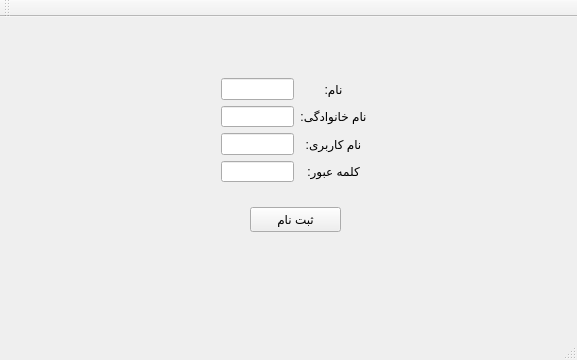
Qt form University-resource-management/login.ui (M-JavadHeydarpour/University-resource-management) before a commit.
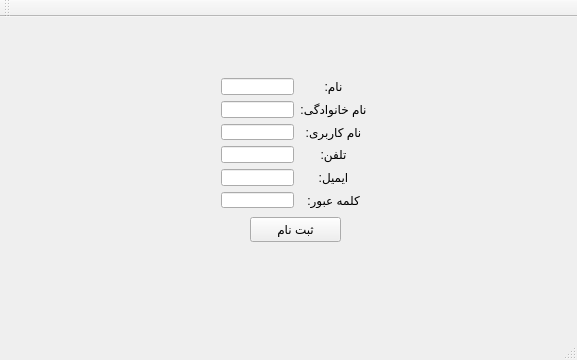
The same form after that commit. The open tabs and pages were chosen to show the change.

```diff
--- a/University-resource-management/login.ui
+++ b/University-resource-management/login.ui
@@ -162,7 +162,7 @@
       <property name="geometry">
        <rect>
         <x>210</x>
-        <y>180</y>
+        <y>190</y>
         <width>91</width>
         <height>25</height>
        </rect>
@@ -177,39 +177,10 @@
         <x>170</x>
         <y>40</y>
         <width>168</width>
-        <height>126</height>
+        <height>152</height>
        </rect>
       </property>
       <layout class="QGridLayout" name="gridLayout_2">
-       <item row="3" column="1">
-        <widget class="QLineEdit" name="LEpass"/>
-       </item>
-       <item row="0" column="1">
-        <widget class="QLineEdit" name="LEname"/>
-       </item>
-       <item row="2" column="0">
-        <widget class="QLabel" name="label_4">
-         <property name="text">
-          <string>نام کاربری:</string>
-         </property>
-         <property name="alignment">
-          <set>Qt::AlignCenter</set>
-         </property>
-        </widget>
-       </item>
-       <item row="2" column="1">
-        <widget class="QLineEdit" name="LEuser"/>
-       </item>
-       <item row="0" column="0">
-        <widget class="QLabel" name="label_2">
-         <property name="text">
-          <string>نام:</string>
-         </property>
-         <property name="alignment">
-          <set>Qt::AlignCenter</set>
-         </property>
-        </widget>
-       </item>
        <item row="1" column="1">
         <widget class="QLineEdit" name="LEfamily"/>
        </item>
@@ -223,7 +194,7 @@
          </property>
         </widget>
        </item>
-       <item row="3" column="0">
+       <item row="5" column="0">
         <widget class="QLabel" name="label_5">
          <property name="text">
           <string>کلمه عبور:</string>
@@ -233,6 +204,61 @@
          </property>
         </widget>
        </item>
+       <item row="3" column="0">
+        <widget class="QLabel" name="label">
+         <property name="text">
+          <string>تلفن:</string>
+         </property>
+         <property name="alignment">
+          <set>Qt::AlignCenter</set>
+         </property>
+        </widget>
+       </item>
+       <item row="5" column="1">
+        <widget class="QLineEdit" name="LE_pass_2"/>
+       </item>
+       <item row="2" column="0">
+        <widget class="QLabel" name="label_4">
+         <property name="text">
+          <string>نام کاربری:</string>
+         </property>
+         <property name="alignment">
+          <set>Qt::AlignCenter</set>
+         </property>
+        </widget>
+       </item>
+       <item row="0" column="1">
+        <widget class="QLineEdit" name="LE_name"/>
+       </item>
+       <item row="0" column="0">
+        <widget class="QLabel" name="label_2">
+         <property name="text">
+          <string>نام:</string>
+         </property>
+         <property name="alignment">
+          <set>Qt::AlignCenter</set>
+         </property>
+        </widget>
+       </item>
+       <item row="2" column="1">
+        <widget class="QLineEdit" name="LE_user_2"/>
+       </item>
+       <item row="4" column="0">
+        <widget class="QLabel" name="label_6">
+         <property name="text">
+          <string>ایمیل:</string>
+         </property>
+         <property name="alignment">
+          <set>Qt::AlignCenter</set>
+         </property>
+        </widget>
+       </item>
+       <item row="3" column="1">
+        <widget class="QLineEdit" name="LE_phone"/>
+       </item>
+       <item row="4" column="1">
+        <widget class="QLineEdit" name="LE_email"/>
+       </item>
       </layout>
      </widget>
     </widget>
```
Left out of the diff: 10 changed lines with no effect on the pictures.
